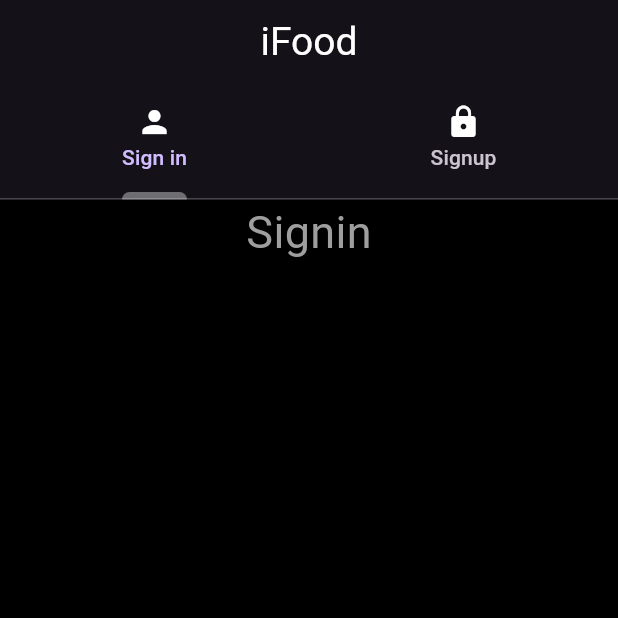
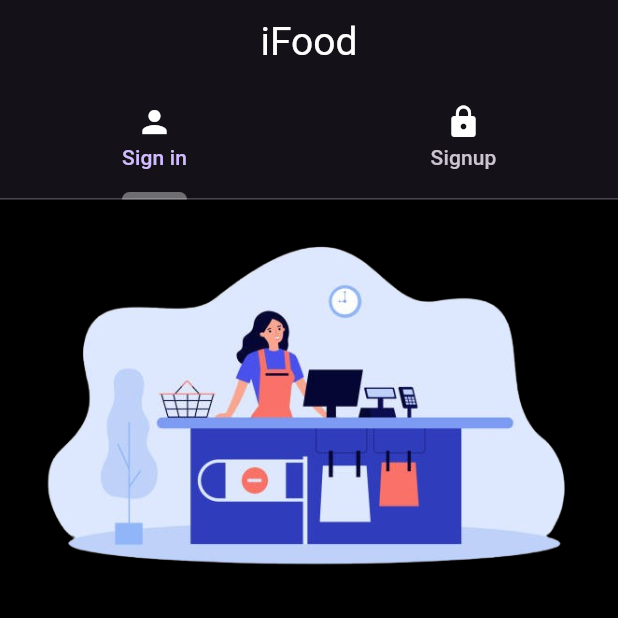
Before and after one commit to MdLimon123/sellers-App, a Flutter app: the screen it shows after launch, on a phone screen of 412 x 824 dp, the top half of it. Run offline on Flutter 3.47's test engine with Material 3 defaults, Android fonts, the phone set to English and light mode, and no system bars.

Commit message:
signin screen

```diff
--- a/lib/authScreens/signin_screen.dart
+++ b/lib/authScreens/signin_screen.dart
@@ -10,12 +10,17 @@ class SigninScreen extends StatefulWidget {
 class _SigninScreenState extends State<SigninScreen> {
   @override
   Widget build(BuildContext context) {
-    return SingleChildScrollView(
+    return  SingleChildScrollView(
       child: Column(
         children: [
-          Text(
-            'Signin',
-            style: TextStyle(fontSize: 30, color: Colors.grey),
+
+          Container(
+            height: 270,
+            alignment: Alignment.bottomCenter,
+            child: Padding(
+              padding: const EdgeInsets.all(8.0),
+              child: Image.asset("assets/images/seller.png"),
+            ),
           )
         ],
       ),
--- a/lib/main.dart
+++ b/lib/main.dart
@@ -14,7 +14,7 @@ class MyApp extends StatelessWidget {
       title: 'Flutter Demo',
       debugShowCheckedModeBanner: false,
       theme: ThemeData.dark().copyWith(scaffoldBackgroundColor: Colors.black),
-      home: SplashScreen(),
+      home: const SplashScreen(),
     );
   }
 }
```
